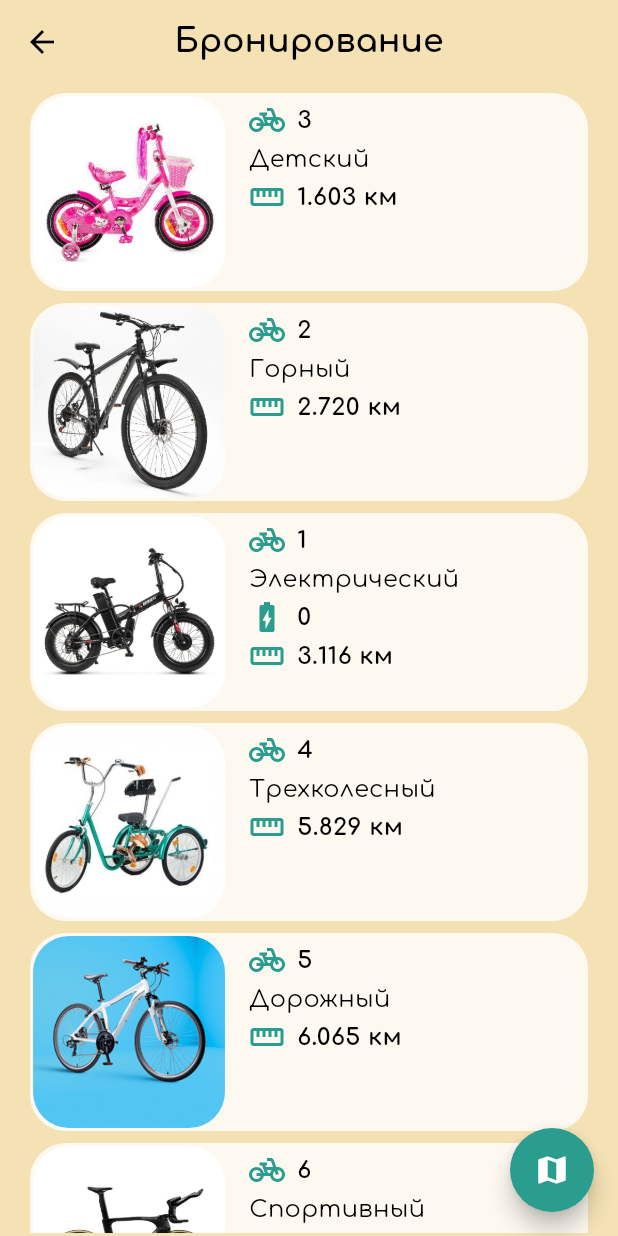
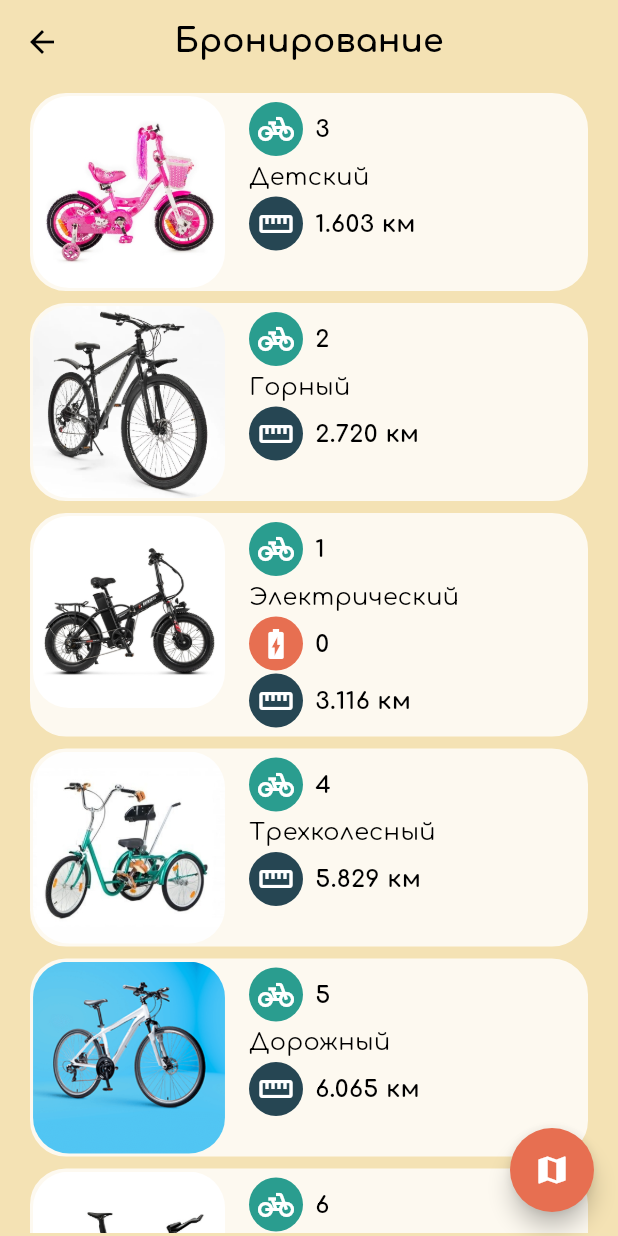
Before and after one commit to mgorbachevich/bike_rental_2, a Flutter app: the BikeListPage screen opened directly, on a phone screen of 412 x 824 dp. Run offline on Flutter 3.47's test engine with Material 3 defaults, Android fonts, the phone set to English and light mode, and no system bars; our stand-ins replace flutter_map, hive, hive_flutter, latlong2; accounts and stored records are empty.

Commit message:
new Icons

```diff
--- a/lib/components/bike_card.dart
+++ b/lib/components/bike_card.dart
@@ -1,5 +1,7 @@
+import 'package:bike_rental_2/components/animated_gesture_detector.dart';
 import 'package:bike_rental_2/components/hidden.dart';
-import 'package:bike_rental_2/map/map_service.dart';
+import 'package:bike_rental_2/components/ui_service.dart';
+import 'package:bike_rental_2/components/map_service.dart';
 import 'package:bike_rental_2/constants.dart';
 import 'package:bike_rental_2/repository/bike.dart';
 import 'package:bike_rental_2/repository/rental.dart';
@@ -9,31 +11,30 @@ const double _smallImageSize = 128;
 const double _borderRadius = 24;
 
 // Карточка велосипеда и бронирования/аренды:
-class BikeCard extends StatefulWidget {
+class BikeCard extends StatelessWidget {
   const BikeCard({
     super.key,
     required this.bike,
     this.rental,
-    required this.smallImage,
+    this.leftImage = true,
+    this.history = false,
+    this.onClicked,
   });
 
   final Bike? bike;
   final Rental? rental;
-  final bool smallImage; // В списке или отдельно
+  final bool leftImage; // Слева или сверху(false)
+  final bool history;
+  final VoidCallback? onClicked;
 
-  @override
-  State<BikeCard> createState() => _BikeCardState();
-}
-
-class _BikeCardState extends State<BikeCard> {
   // Картинка:
   Widget bikeImage() {
     return Center(
       child: ClipRRect(
         borderRadius: const BorderRadius.all(Radius.circular(_borderRadius)),
-        child: widget.smallImage
+        child: leftImage
             ? Image.asset(
-                widget.bike!.image,
+                bike!.image,
                 width: _smallImageSize,
                 height: _smallImageSize,
                 fit: BoxFit.cover,
@@ -48,7 +49,7 @@ class _BikeCardState extends State<BikeCard> {
                 },
               )
             : Image.asset(
-                widget.bike!.image,
+                bike!.image,
                 fit: BoxFit.cover,
                 errorBuilder: (context, error, stackTrace) {
                   return Image.asset(defaultImage, fit: BoxFit.cover);
@@ -58,32 +59,10 @@ class _BikeCardState extends State<BikeCard> {
     );
   }
 
-  Widget iconedText(
-    IconData? icon,
-    Color iconColor,
-    String text,
-    Color textColor,
-  ) {
-    return Row(
-      children: [
-        Icon(icon, size: 24, color: iconColor),
-        const SizedBox(width: 8),
-        Text(
-          text,
-          style: TextStyle(
-            fontSize: 16,
-            fontWeight: FontWeight.bold,
-            color: textColor,
-          ),
-        ),
-      ],
-    );
-  }
-
   // Описание велосипеда:
   Widget bikeInfo() {
-    final bool showCharge = widget.bike!.electro;
-    final bool showDistance = widget.rental == null || !widget.smallImage;
+    final bool showCharge = !history && bike!.electro;
+    final bool showDistance = !history && (rental == null || !leftImage);
 
     return Container(
       padding: const EdgeInsets.symmetric(vertical: 4, horizontal: 8),
@@ -91,16 +70,17 @@ class _BikeCardState extends State<BikeCard> {
         crossAxisAlignment: CrossAxisAlignment.start,
         children: [
           // Bike id:
-          iconedText(
+          uiService.iconedText(
             Icons.pedal_bike,
+            onAccentColor,
             primaryColor,
-            widget.bike!.id,
+            bike!.id,
             onSurfaceColor,
           ),
           SizedBox(height: 2),
           // Bike name:
           Text(
-            widget.bike!.name,
+            bike!.name,
             style: TextStyle(
               fontSize: 16,
               fontWeight: FontWeight.normal,
@@ -111,10 +91,11 @@ class _BikeCardState extends State<BikeCard> {
           // Bike charge:
           Hidden(
             show: showCharge,
-            child: iconedText(
+            child: uiService.iconedText(
               Icons.battery_charging_full,
-              primaryColor,
-              widget.bike!.charge.toString(),
+              onAccentColor,
+              accentColor,
+              bike!.charge.toString(),
               onSurfaceColor,
             ),
           ),
@@ -122,10 +103,11 @@ class _BikeCardState extends State<BikeCard> {
           // Distance:
           Hidden(
             show: showDistance,
-            child: iconedText(
+            child: uiService.iconedText(
               Icons.straighten,
-              primaryColor,
-              '${mapService.bikeDistance(widget.bike!).toStringAsFixed(3)} км',
+              onAccentColor,
+              secondaryColor,
+              '${mapService.bikeDistance(bike!).toStringAsFixed(3)} км',
               onSurfaceColor,
             ),
           ),
@@ -154,22 +136,15 @@ class _BikeCardState extends State<BikeCard> {
 
   // Описание бронирования/аренды:
   Widget rentalInfo() {
-    bool booking = widget.rental == null || widget.rental!.booking;
-    bool newRental = !booking && widget.rental!.finish == null;
-    bool oldRental = !booking && widget.rental!.finish != null;
-
+    bool booking = rental == null || rental!.booking;
+    bool newRental = !booking && rental!.finish == null;
     String type = booking ? 'Бронь ' : 'Аренда ';
-    String id = widget.rental == null ? '' : widget.rental!.id;
+    String id = rental == null ? '' : rental!.id;
     return Hidden(
-      show: widget.rental != null,
-      // Rental/Booking:
+      show: rental != null,
       child: Container(
         decoration: BoxDecoration(
-          color: booking
-              ? bookingCardBackColor
-              : newRental
-              ? accentColor
-              : rentalCardBackColor,
+          color: newRental ? accentColor : rentalBackColor,
           borderRadius: BorderRadius.circular(_borderRadius),
         ),
         padding: const EdgeInsets.all(8),
@@ -177,18 +152,20 @@ class _BikeCardState extends State<BikeCard> {
           crossAxisAlignment: CrossAxisAlignment.start,
           children: [
             // Rental/Booking id:
-            iconedText(
+            uiService.iconedText(
               booking ? Icons.bookmark_outline : Icons.key,
-              newRental ? onAccentColor : accentColor,
+              accentColor,
+              onAccentColor,
               type + id,
               newRental ? onAccentColor : onSurfaceColor,
             ),
             SizedBox(height: 8),
             // Rental/Booking time:
-            iconedText(
+            uiService.iconedText(
               Icons.schedule_outlined,
-              newRental ? onAccentColor : accentColor,
-              dates(widget.rental),
+              accentColor,
+              onAccentColor,
+              dates(rental),
               newRental ? onAccentColor : onSurfaceColor,
             ),
           ],
@@ -199,7 +176,9 @@ class _BikeCardState extends State<BikeCard> {
 
   @override
   Widget build(BuildContext context) {
-    return Container(
+    return AnimatedGestureDetector(
+      onClicked: onClicked == null ? () {} : onClicked!,
+      child: Container(
         decoration: BoxDecoration(
           color: cardColor,
           borderRadius: BorderRadius.circular(_borderRadius),
@@ -208,21 +187,17 @@ class _BikeCardState extends State<BikeCard> {
             width: 2.0, // Border thickness
           ),
         ),
-
         child: Row(
           crossAxisAlignment: CrossAxisAlignment.start,
           children: [
-          Hidden(show: widget.smallImage, child: bikeImage()),
-          Hidden(show: widget.smallImage, child: const SizedBox(width: 8)),
+            Hidden(show: leftImage, child: bikeImage()),
+            Hidden(show: leftImage, child: const SizedBox(width: 8)),
             Expanded(
               child: Column(
                 crossAxisAlignment: CrossAxisAlignment.start,
                 children: [
-                Hidden(show: !widget.smallImage, child: bikeImage()),
-                Hidden(
-                  show: !widget.smallImage,
-                  child: const SizedBox(height: 8),
-                ),
+                  Hidden(show: !leftImage, child: bikeImage()),
+                  Hidden(show: !leftImage, child: const SizedBox(height: 8)),
                   bikeInfo(),
                   rentalInfo(),
                 ],
@@ -230,6 +205,7 @@ class _BikeCardState extends State<BikeCard> {
             ),
           ],
         ),
+      ),
     );
   }
 }
--- a/lib/components/dialog_service.dart
+++ b/lib/components/dialog_service.dart
@@ -174,7 +174,7 @@ class DialogService {
       [
         Padding(
           padding: const EdgeInsets.symmetric(horizontal: 32, vertical: 0),
-          child: BikeCard(bike: bike, smallImage: false),
+          child: BikeCard(bike: bike, leftImage: false),
         ),
 
         Spacer(),
@@ -215,7 +215,7 @@ class DialogService {
         ),
       ],
       defaultDialogWidth,
-      defaultDialogHeight * 2,
+      defaultDialogHeight * 2.2,
     );
   }
 }
--- a/lib/components/page_scaffold.dart
+++ b/lib/components/page_scaffold.dart
@@ -1,7 +1,7 @@
 import 'package:flutter/material.dart';
 import 'package:bike_rental_2/constants.dart';
 
-class PageScaffold extends StatefulWidget {
+class PageScaffold extends StatelessWidget {
   const PageScaffold({
     super.key,
     required this.context,
@@ -18,26 +18,18 @@ class PageScaffold extends StatefulWidget {
   final Widget child;
 
   @override
-  State<PageScaffold> createState() => _PageScaffoldState();
-}
-
-class _PageScaffoldState extends State<PageScaffold> {
-  @override
   Widget build(BuildContext context) {
     return Scaffold(
-      backgroundColor: widget.backColor,
-      appBar: AppBar(
-        backgroundColor: widget.backColor,
-        title: Text(widget.title),
-      ),
+      backgroundColor: backColor,
+      appBar: AppBar(backgroundColor: backColor, title: Text(title)),
       body: Align(
         alignment: Alignment.topCenter,
         child: ConstrainedBox(
           constraints: const BoxConstraints(maxWidth: globalMaxWidth),
-          child: widget.child,
+          child: child,
         ),
       ),
-      floatingActionButton: widget.floatingButtons,
+      floatingActionButton: floatingButtons,
     );
   }
 }
--- a/lib/constants.dart
+++ b/lib/constants.dart
@@ -14,8 +14,7 @@ const Color onSurfaceColor = Colors.black;
 const Color onAccentColor = Colors.white;
 const Color surfaceColor = Color(0xFFF4E2B4);
 const Color cardColor = Color(0xFFFDF9F0);
-const Color rentalCardBackColor = Color(0xFFF7EBCC);
-const Color bookingCardBackColor = Color(0xFFFAF3E1);
+const Color rentalBackColor = Color(0xFFF7EBCC);
 
 const double globalMaxWidth = 450; // Ограничение по ширине экрана
 const double defaultDialogWidth = 320; // Ширина окошка диалога
--- a/lib/repository/booking_observer.dart
+++ b/lib/repository/booking_observer.dart
@@ -10,11 +10,11 @@ final BookingObserver bookingObserver = BookingObserver(); // Singleton
 class BookingObserver extends ChangeNotifier {
   static final BookingObserver _instance = BookingObserver._internal();
 
-  static const int timerSeconds = 30;
+  static const int _timerSeconds = 30;
 
   BookingObserver._internal() {
     // Запуск таймера в конструкторе:
-    Timer.periodic(const Duration(seconds: timerSeconds), (v) {
+    Timer.periodic(const Duration(seconds: _timerSeconds), (v) {
       if (repository.activeRental != null &&
           repository.activeRental!.booking &&
           repository.activeRental!.start != null &&
--- a/lib/repository/repository.dart
+++ b/lib/repository/repository.dart
@@ -1,4 +1,4 @@
-import 'package:bike_rental_2/map/map_service.dart';
+import 'package:bike_rental_2/components/map_service.dart';
 import 'package:bike_rental_2/repository/bike.dart';
 import 'package:bike_rental_2/repository/rental.dart';
 import 'package:bike_rental_2/repository/user.dart';
@@ -26,7 +26,6 @@ class Repository {
   Box<Bike>? _bikeBox; // "Таблица" велосипедов
   Box<Rental>? _rentalBox; // "Таблица" бронирования/аренды
   Box<User>? _userBox; // "Таблица" пользователей
-
   Bike? rentaledBike; // Текущий забронированный/арендованый велосипед
   User? authorisedUser; // Авторизованный пользователь
   Rental? activeRental; // Текущее бронирование/аренда
--- a/lib/screens/authorisation_page.dart
+++ b/lib/screens/authorisation_page.dart
@@ -20,6 +20,7 @@ class AuthorisationPage extends StatefulWidget {
 class _AuthorisationPageState extends State<AuthorisationPage> {
   late final TextEditingController _loginController;
   late final TextEditingController _passwordController;
+
   @override
   void initState() {
     super.initState();
--- a/lib/screens/bike_list_page.dart
+++ b/lib/screens/bike_list_page.dart
@@ -25,11 +25,11 @@ class _BikeListPageState extends State<BikeListPage> {
     List<Widget> items = [];
     for (var bike in repository.getAllFreeBikes(true)) {
       items.add(
-        AnimatedGestureDetector(
-          onClicked: () => onItemClicked(bike, widget.booking),
-          child: Padding(
-            padding: const EdgeInsets.all(4.0),
-            child: BikeCard(bike: bike, smallImage: true),
+        Padding(
+          padding: const EdgeInsets.all(4.0),
+          child: BikeCard(
+            bike: bike,
+            onClicked: () => onItemClicked(bike, widget.booking),
           ),
         ),
       );
@@ -69,7 +69,7 @@ class _BikeListPageState extends State<BikeListPage> {
           ),
         );
       },
-      backgroundColor: primaryColor,
+      backgroundColor: accentColor,
       shape: const CircleBorder(),
       child: Icon(Icons.map, size: 24, color: onAccentColor),
     );
--- a/lib/screens/history_page.dart
+++ b/lib/screens/history_page.dart
@@ -25,7 +25,7 @@ class _HistoryPageState extends State<HistoryPage> {
         items.add(
           Padding(
             padding: const EdgeInsets.all(4.0),
-            child: BikeCard(bike: bike, rental: rental, smallImage: true),
+            child: BikeCard(bike: bike, rental: rental, history: true),
           ),
         );
       }
--- a/lib/screens/map_page.dart
+++ b/lib/screens/map_page.dart
@@ -1,6 +1,6 @@
 import 'package:bike_rental_2/components/dialog_service.dart';
 import 'package:bike_rental_2/components/page_scaffold.dart';
-import 'package:bike_rental_2/map/map_service.dart';
+import 'package:bike_rental_2/components/map_service.dart';
 import 'package:bike_rental_2/constants.dart';
 import 'package:bike_rental_2/repository/bike.dart';
 import 'package:bike_rental_2/repository/repository.dart';
--- a/lib/screens/profile_page.dart
+++ b/lib/screens/profile_page.dart
@@ -247,7 +247,7 @@ class _ProfilePageState extends State<ProfilePage> {
                         child: BikeCard(
                           bike: repository.rentaledBike,
                           rental: repository.activeRental,
-                          smallImage: false,
+                          leftImage: false,
                         ),
                       ),
               ],
--- a/lib/settings.dart
+++ b/lib/settings.dart
@@ -9,7 +9,7 @@ class Settings {
     return _instance;
   }
 
-  bool clearAllBoxes = true; // Очистка БД перед запуском
+  bool clearAllBoxes = true; // Очистка всей БД перед запуском
   bool clearRentalBox = false; // Очистка только истории перед запуском
   int maxBookingMinutes = 60;
 }
```
Also changed, not shown: lib/components/bottom_button.dart (+10 -12 lines), lib/components/dialog_button.dart (+7 -11 lines), lib/components/editor.dart (+8 -13 lines), lib/components/map_service.dart (renamed from lib/map/map_service.dart, +20 -15 lines), lib/components/ui_service.dart (+62 -0 lines), lib/map/map_marker.dart (deleted, +0 -46 lines). Lines whose indentation alone changed are shown as unchanged.
